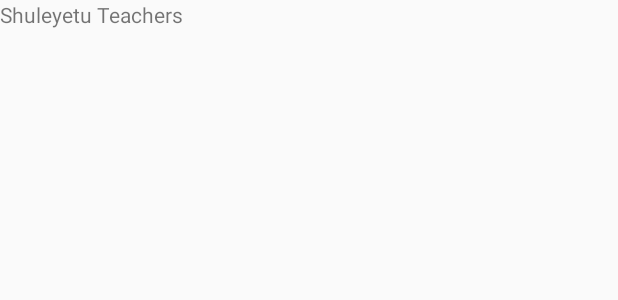
After one commit to EngEryx/android-kickstarter, an Android app: the layout single_assignment_adapter.xml on its own in the app's theme, with its tools: preview values and no code run, on a phone screen of 412 x 824 dp. The commit adds this screen. Shown: the top 300 px of the screen. Run offline under Robolectric (Android 15) with nearby library versions, the light colour scheme and no system bars; network calls fail.

Commit message:
Assignment data structure

```diff
--- a/app/src/main/java/com/eryxlabs/fiderides/ui/assignment/AssignmentAdapter.java
+++ b/app/src/main/java/com/eryxlabs/fiderides/ui/assignment/AssignmentAdapter.java
@@ -3,9 +3,11 @@ package com.eryxlabs.fiderides.ui.assignment;
 import android.content.Context;
 import android.support.annotation.NonNull;
 import android.support.v7.widget.RecyclerView;
+import android.view.LayoutInflater;
 import android.view.View;
 import android.view.ViewGroup;
 
+import com.eryxlabs.fiderides.R;
 import com.eryxlabs.fiderides.models.Assignment;
 
 import java.util.ArrayList;
@@ -32,7 +34,8 @@ public class AssignmentAdapter extends RecyclerView.Adapter<AssignmentAdapter.As
     @NonNull
     @Override
     public AssignmentViewHolder onCreateViewHolder(@NonNull ViewGroup viewGroup, int i) {
-        return null;
+        View item_view = LayoutInflater.from(context).inflate(R.layout.single_assignment_adapter,viewGroup,false);
+        return new AssignmentViewHolder(item_view);
     }
 
     @Override
--- /dev/null
+++ b/app/src/main/res/layout/single_assignment_adapter.xml
@@ -0,0 +1,11 @@
+<?xml version="1.0" encoding="utf-8"?>
+<LinearLayout
+    xmlns:android="http://schemas.android.com/apk/res/android" android:layout_width="match_parent"
+    android:layout_height="wrap_content">
+
+    <android.support.v7.widget.AppCompatTextView
+        android:layout_width="wrap_content"
+        android:layout_height="wrap_content"
+
+        android:text="@string/app_name"/>
+</LinearLayout>
```
Also changed, not shown: app/src/main/java/com/eryxlabs/fiderides/models/Assignment.java (+23 -0 lines), app/src/main/java/com/eryxlabs/fiderides/repositories/AssignmentRepository.java (added, +55 -0 lines), app/src/main/java/com/eryxlabs/fiderides/services/AssignmentService.java (added, +14 -0 lines), app/src/main/java/com/eryxlabs/fiderides/ui/assignment/AssignmentFragment.java (+21 -2 lines), app/src/main/java/com/eryxlabs/fiderides/ui/assignment/AssignmentViewModel.java (+25 -3 lines).
